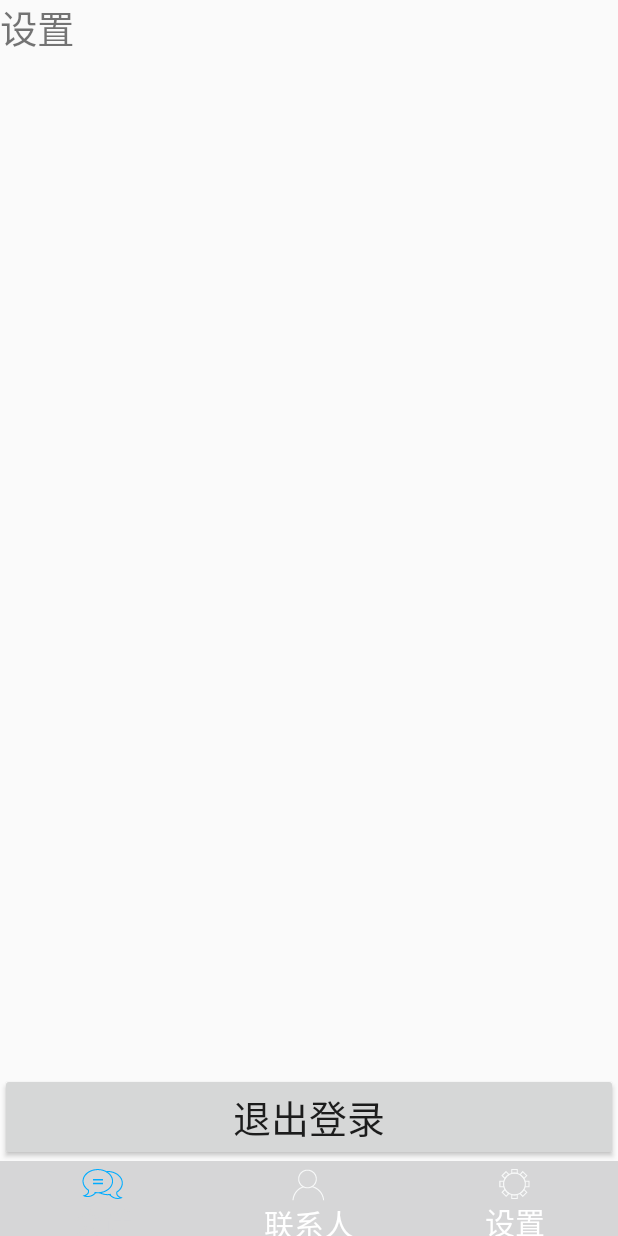
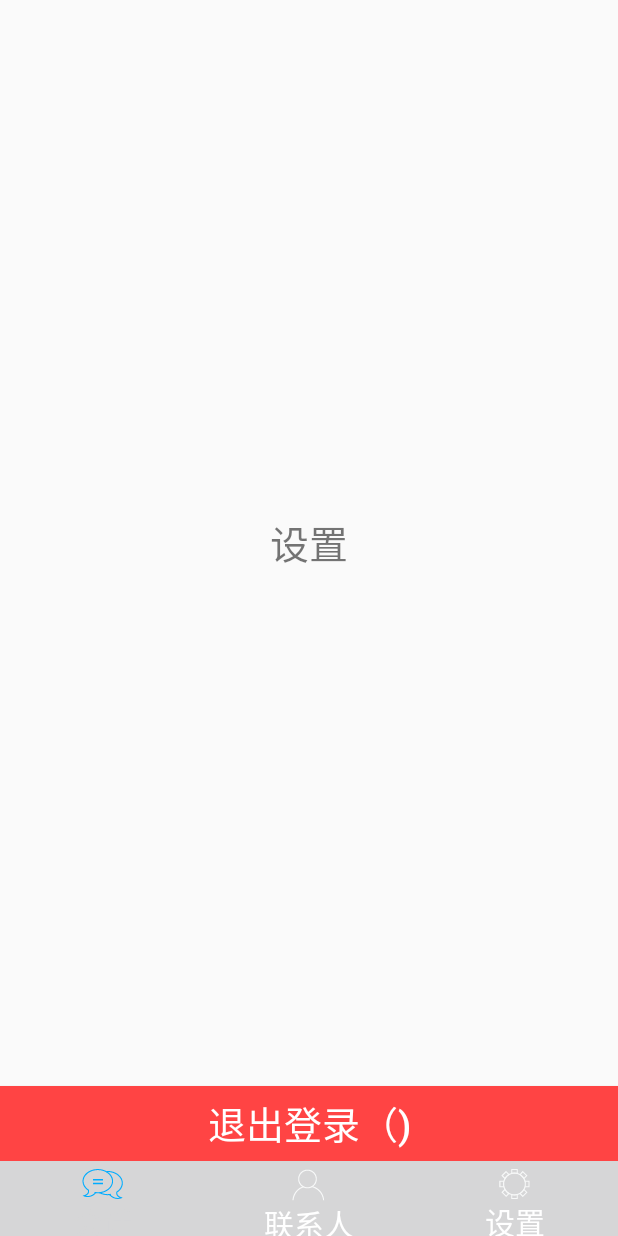
Before and after one commit to lianshuideyu/GuiGuSocial, an Android app: the fragment SettingFragment placed in its activity, on a phone screen of 412 x 824 dp. Run offline under Robolectric (Android 15) with nearby library versions, the phone set to English and light mode, and no system bars; our stand-ins replace ButterKnife; libraries missing offline, so code that uses them is left out: com.hyphenate, com.hyphenate.chat; 1 statement that could not run was skipped.

```diff
--- a/app/src/main/java/com/atguigu/guigusocial/view/MainActivity.java
+++ b/app/src/main/java/com/atguigu/guigusocial/view/MainActivity.java
@@ -1,20 +1,15 @@
 package com.atguigu.guigusocial.view;
 
-import android.content.Intent;
 import android.support.v4.app.Fragment;
 import android.support.v4.app.FragmentTransaction;
-import android.view.View;
 import android.widget.FrameLayout;
 import android.widget.RadioGroup;
 
 import com.atguigu.guigusocial.R;
 import com.atguigu.guigusocial.common.BaseActivity;
-import com.atguigu.guigusocial.view.activity.LoginActivity;
 import com.atguigu.guigusocial.view.fragment.ChatFragment;
 import com.atguigu.guigusocial.view.fragment.ContactsFragment;
 import com.atguigu.guigusocial.view.fragment.SettingFragment;
-import com.hyphenate.EMCallBack;
-import com.hyphenate.chat.EMClient;
 
 import java.util.ArrayList;
 import java.util.List;
@@ -143,43 +138,5 @@ public class MainActivity extends BaseActivity {
         return R.layout.activity_main;
     }
 
-    /**
-     * 暂时 用户退出登录，测试用
-     *
-     * @param v
-     */
-    public void outUser(View v) {
-//        EMClient.getInstance().logout(true);
 
-        EMClient.getInstance().logout(true, new EMCallBack() {
-
-            @Override
-            public void onSuccess() {
-                // TODO Auto-generated method stub
-                runOnUiThread(new Runnable() {
-                    @Override
-                    public void run() {
-                        showToast("退出登录");
-                    }
-                });
-
-                Intent intent = new Intent(MainActivity.this, LoginActivity.class);
-                startActivity(intent);
-                finish();
-            }
-
-            @Override
-            public void onProgress(int progress, String status) {
-                // TODO Auto-generated method stub
-
-            }
-
-            @Override
-            public void onError(int code, String message) {
-                // TODO Auto-generated method stub
-
-            }
-        });
-
-    }
 }
--- a/app/src/main/java/com/atguigu/guigusocial/view/fragment/SettingFragment.java
+++ b/app/src/main/java/com/atguigu/guigusocial/view/fragment/SettingFragment.java
@@ -1,12 +1,23 @@
 package com.atguigu.guigusocial.view.fragment;
 
+import android.content.Intent;
 import android.os.Bundle;
 import android.support.annotation.Nullable;
 import android.support.v4.app.Fragment;
 import android.view.LayoutInflater;
 import android.view.View;
 import android.view.ViewGroup;
-import android.widget.TextView;
+import android.widget.Button;
+
+import com.atguigu.guigusocial.R;
+import com.atguigu.guigusocial.utils.UIUtils;
+import com.atguigu.guigusocial.view.activity.LoginActivity;
+import com.hyphenate.EMCallBack;
+import com.hyphenate.chat.EMClient;
+
+import butterknife.ButterKnife;
+import butterknife.InjectView;
+import butterknife.OnClick;
 
 /**
  * Created by Administrator on 2017/7/2.
@@ -14,15 +25,76 @@ import android.widget.TextView;
 
 public class SettingFragment extends Fragment {
 
+    @InjectView(R.id.setting_btn_exit)
+    Button settingBtnExit;
+
     @Nullable
     @Override
     public View onCreateView(LayoutInflater inflater, @Nullable ViewGroup container, @Nullable Bundle savedInstanceState) {
 
-        TextView textView = new TextView(getContext());
+        View view = View.inflate(getActivity(), R.layout.fragment_setttings, null);
 
-        textView.setText("设置");
-        textView.setTextSize(25);
-        return textView;
+        ButterKnife.inject(this, view);
+        return view;
     }
 
+    @Override
+    public void onDestroyView() {
+        super.onDestroyView();
+        ButterKnife.reset(this);
+    }
+
+    @OnClick(R.id.setting_btn_exit)
+    public void onViewClicked() {
+
+        outUser();
+    }
+
+    @Override
+    public void onActivityCreated(@Nullable Bundle savedInstanceState) {
+        super.onActivityCreated(savedInstanceState);
+
+        /**
+         * 这里可以有两种方法获取当前用户的信息
+         * 1.通过联网 从环信 获取
+         * 2.通过本地当前用户 数据库获取
+         */
+
+        String username = EMClient.getInstance().getCurrentUser();
+        settingBtnExit.setText("退出登录（" + username + ")");
+    }
+
+    /**
+     * 暂时 用户退出登录，测试用
+     */
+    private void outUser() {
+//        EMClient.getInstance().logout(true);
+
+        EMClient.getInstance().logout(true, new EMCallBack() {
+
+            @Override
+            public void onSuccess() {
+                // TODO Auto-generated method stub
+                UIUtils.showToast("退出登录");
+
+                Intent intent = new Intent(getActivity(), LoginActivity.class);
+                startActivity(intent);
+
+                getActivity().finish();
+            }
+
+            @Override
+            public void onProgress(int progress, String status) {
+                // TODO Auto-generated method stub
+
+            }
+
+            @Override
+            public void onError(int code, String message) {
+                // TODO Auto-generated method stub
+                UIUtils.showToast(message);
+            }
+        });
+
+    }
 }
--- a/app/src/main/res/layout/activity_main.xml
+++ b/app/src/main/res/layout/activity_main.xml
@@ -12,12 +12,6 @@
 
     </FrameLayout>
 
-    <Button
-        android:layout_width="match_parent"
-        android:layout_height="wrap_content"
-        android:onClick="outUser"
-        android:text="退出登录"
-        android:textSize="25dp" />
 
     <RadioGroup
         android:id="@+id/tab_group"
--- /dev/null
+++ b/app/src/main/res/layout/fragment_setttings.xml
@@ -0,0 +1,27 @@
+<?xml version="1.0" encoding="utf-8"?>
+<LinearLayout xmlns:android="http://schemas.android.com/apk/res/android"
+    android:orientation="vertical" android:layout_width="match_parent"
+    android:layout_height="match_parent">
+
+    <RelativeLayout
+        android:layout_width="match_parent"
+        android:layout_height="0dp"
+        android:layout_weight="1">
+        <TextView
+            android:layout_width="match_parent"
+            android:layout_height="wrap_content"
+            android:layout_centerInParent="true"
+            android:text="设置"
+            android:gravity="center"
+            android:textSize="26sp"/>
+    </RelativeLayout>
+
+    <Button
+        android:layout_width="match_parent"
+        android:layout_height="50dp"
+        android:background="@android:color/holo_red_light"
+        android:id="@+id/setting_btn_exit"
+        android:textColor="@android:color/white"
+        android:textSize="25sp"
+        android:text="退出登录"/>
+</LinearLayout>
```
Also changed, not shown: app/src/main/java/com/atguigu/guigusocial/common/MyApplication.java (+32 -0 lines), app/src/main/java/com/atguigu/guigusocial/utils/UIUtils.java (added, +49 -0 lines).
